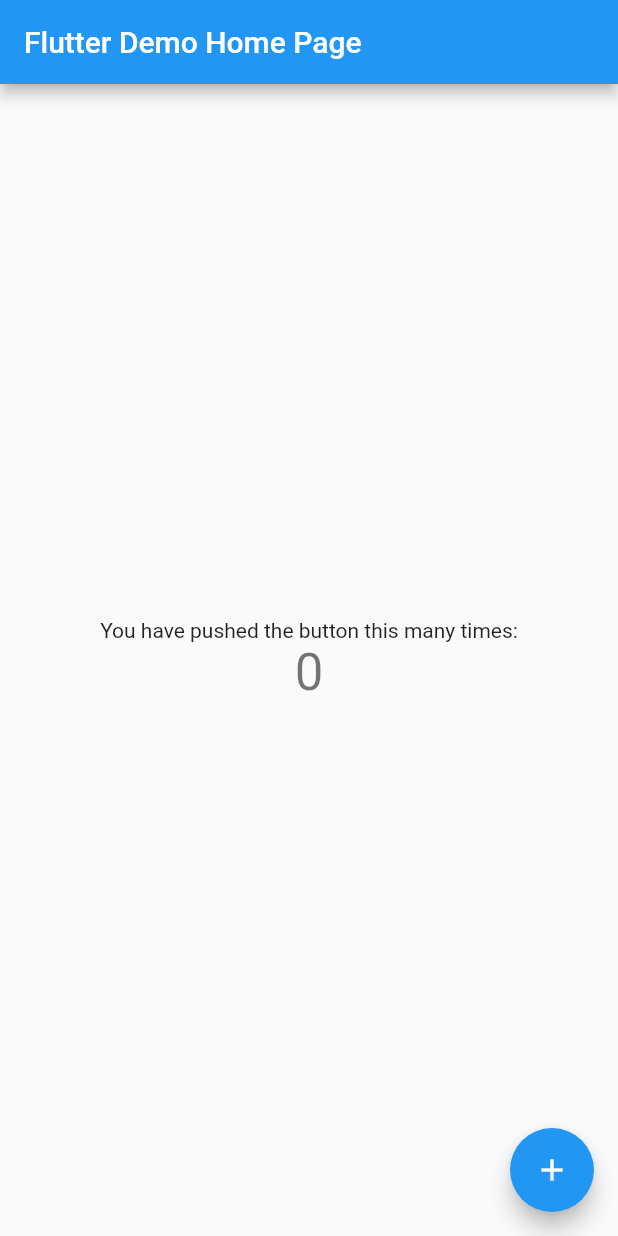
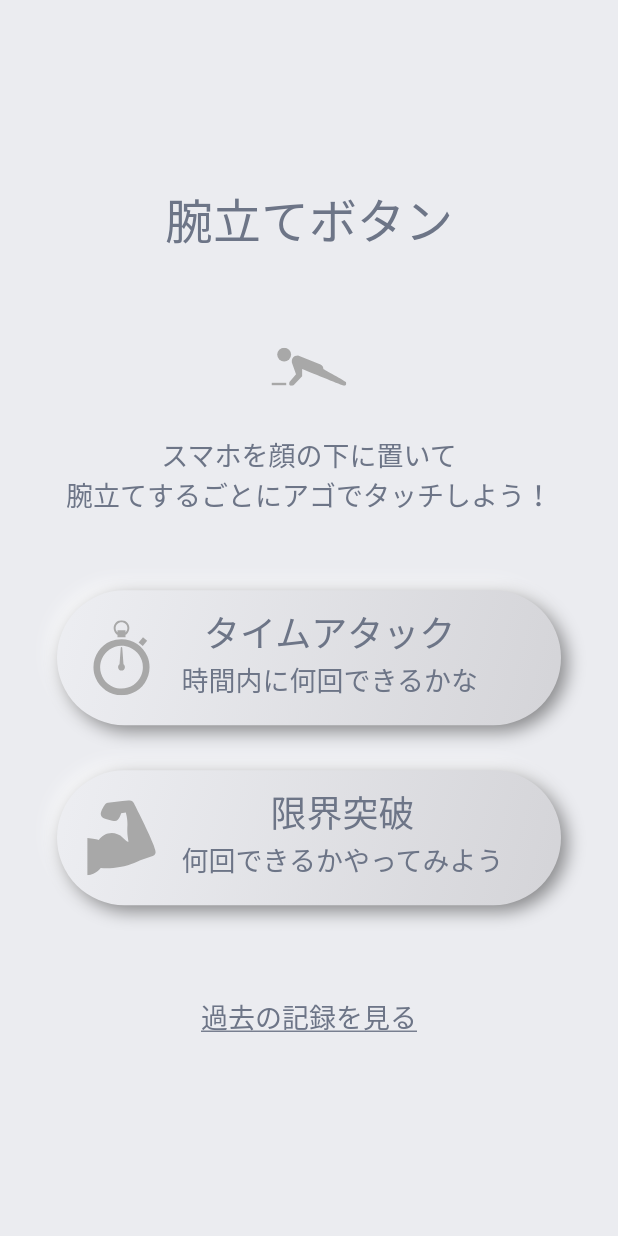
Before and after one commit to kkeeth/push-up-button, a Flutter app: the screen it shows after launch, on a phone screen of 412 x 824 dp. Run offline on Flutter 3.47's test engine with Material 2 defaults, Android fonts, the phone set to English and light mode, and no system bars; drawn by our look-alikes of flutter_neumorphic; our stand-ins replace flutter_svg.

Commit message:
feat: homepage new create

```diff
--- a/lib/main.dart
+++ b/lib/main.dart
@@ -1,4 +1,11 @@
 import 'package:flutter/material.dart';
+import 'package:flutter_neumorphic/flutter_neumorphic.dart';
+
+import 'pages/home.dart';
+import 'pages/timeAttack.dart';
+import 'pages/history.dart';
+import 'pages/breakThrough.dart';
+
 
 void main() {
   runApp(const MyApp());
@@ -10,106 +17,24 @@ class MyApp extends StatelessWidget {
   // This widget is the root of your application.
   @override
   Widget build(BuildContext context) {
-    return MaterialApp(
-      title: 'Flutter Demo',
-      theme: ThemeData(
-        // This is the theme of your application.
-        //
-        // Try running your application with "flutter run". You'll see the
-        // application has a blue toolbar. Then, without quitting the app, try
-        // changing the primarySwatch below to Colors.green and then invoke
-        // "hot reload" (press "r" in the console where you ran "flutter run",
-        // or simply save your changes to "hot reload" in a Flutter IDE).
-        // Notice that the counter didn't reset back to zero; the application
-        // is not restarted.
-        primarySwatch: Colors.blue,
-      ),
-      home: const MyHomePage(title: 'Flutter Demo Home Page'),
+    return NeumorphicApp(
+      home: HomePage(),
+      routes: <String, WidgetBuilder> {
+        '/home': (BuildContext context) => new HomePage(),
+        '/time_attack': (BuildContext context) => new TimeAttack(),
+        '/break_through': (BuildContext context) => new BreakThrough(),
+        '/history': (BuildContext context) => new History(),
+      },
+      title: '腕立てボタン',
+      themeMode: ThemeMode.light,
+      theme: NeumorphicThemeData(
+          defaultTextColor: Color.fromRGBO(109, 117, 135, 1),
+          accentColor: Color.fromRGBO(239, 78, 78, 1),
+          variantColor: Color.fromRGBO(235, 236, 240, 1),
+          baseColor: Color.fromRGBO(235, 236, 240, 1),
+          depth: 8,
+          intensity: 0.5,
+          lightSource: LightSource.topLeft),
     );
   }
 }
-
-class MyHomePage extends StatefulWidget {
-  const MyHomePage({Key? key, required this.title}) : super(key: key);
-
-  // This widget is the home page of your application. It is stateful, meaning
-  // that it has a State object (defined below) that contains fields that affect
-  // how it looks.
-
-  // This class is the configuration for the state. It holds the values (in this
-  // case the title) provided by the parent (in this case the App widget) and
-  // used by the build method of the State. Fields in a Widget subclass are
-  // always marked "final".
-
-  final String title;
-
-  @override
-  State<MyHomePage> createState() => _MyHomePageState();
-}
-
-class _MyHomePageState extends State<MyHomePage> {
-  int _counter = 0;
-
-  void _incrementCounter() {
-    setState(() {
-      // This call to setState tells the Flutter framework that something has
-      // changed in this State, which causes it to rerun the build method below
-      // so that the display can reflect the updated values. If we changed
-      // _counter without calling setState(), then the build method would not be
-      // called again, and so nothing would appear to happen.
-      _counter++;
-    });
-  }
-
-  @override
-  Widget build(BuildContext context) {
-    // This method is rerun every time setState is called, for instance as done
-    // by the _incrementCounter method above.
-    //
-    // The Flutter framework has been optimized to make rerunning build methods
-    // fast, so that you can just rebuild anything that needs updating rather
-    // than having to individually change instances of widgets.
-    return Scaffold(
-      appBar: AppBar(
-        // Here we take the value from the MyHomePage object that was created by
-        // the App.build method, and use it to set our appbar title.
-        title: Text(widget.title),
-      ),
-      body: Center(
-        // Center is a layout widget. It takes a single child and positions it
-        // in the middle of the parent.
-        child: Column(
-          // Column is also a layout widget. It takes a list of children and
-          // arranges them vertically. By default, it sizes itself to fit its
-          // children horizontally, and tries to be as tall as its parent.
-          //
-          // Invoke "debug painting" (press "p" in the console, choose the
-          // "Toggle Debug Paint" action from the Flutter Inspector in Android
-          // Studio, or the "Toggle Debug Paint" command in Visual Studio Code)
-          // to see the wireframe for each widget.
-          //
-          // Column has various properties to control how it sizes itself and
-          // how it positions its children. Here we use mainAxisAlignment to
-          // center the children vertically; the main axis here is the vertical
-          // axis because Columns are vertical (the cross axis would be
-          // horizontal).
-          mainAxisAlignment: MainAxisAlignment.center,
-          children: <Widget>[
-            const Text(
-              'You have pushed the button this many times:',
-            ),
-            Text(
-              '$_counter',
-              style: Theme.of(context).textTheme.headline4,
-            ),
-          ],
-        ),
-      ),
-      floatingActionButton: FloatingActionButton(
-        onPressed: _incrementCounter,
-        tooltip: 'Increment',
-        child: const Icon(Icons.add),
-      ), // This trailing comma makes auto-formatting nicer for build methods.
-    );
-  }
-}
--- /dev/null
+++ b/lib/pages/breakThrough.dart
@@ -0,0 +1,24 @@
+import 'package:flutter/material.dart';
+import 'package:flutter_neumorphic/flutter_neumorphic.dart';
+
+//BreakThrough
+class BreakThrough extends StatelessWidget {
+  @override
+  Widget build(BuildContext context) {
+    return new Scaffold(
+
+      body: new Container(
+        padding: new EdgeInsets.all(32.0),
+        child: new Center(
+          child: new Column(
+            children: <Widget>[
+              Text('限界突破'),
+              Text('時間を気にせず何回できるかやってみよう'),
+              RaisedButton(onPressed: () => Navigator.of(context).pop(), child: new Text('戻る'),)
+            ],
+          ),
+        ),
+      ),
+    );
+  }
+}
--- /dev/null
+++ b/lib/pages/history.dart
@@ -0,0 +1,25 @@
+import 'package:flutter/material.dart';
+import 'package:flutter_neumorphic/flutter_neumorphic.dart';
+
+//History
+class History extends StatelessWidget {
+  @override
+  Widget build(BuildContext context) {
+    return new Scaffold(
+
+      body: new Container(
+        padding: new EdgeInsets.all(32.0),
+        child: new Center(
+          child: new Column(
+            children: <Widget>[
+              Text('過去の記録'),
+              Text('タイムアタック'),
+              Text('限界突破'),
+              RaisedButton(onPressed: () => Navigator.of(context).pop(), child: new Text('戻る'),)
+            ],
+          ),
+        ),
+      ),
+    );
+  }
+}
--- /dev/null
+++ b/lib/pages/home.dart
@@ -0,0 +1,154 @@
+import 'package:flutter/material.dart';
+import 'package:flutter_svg/flutter_svg.dart';
+import 'package:flutter_neumorphic/flutter_neumorphic.dart';
+
+//home
+class HomePage extends StatelessWidget {
+  @override
+  Widget build(BuildContext context) {
+    return Scaffold(
+      backgroundColor: NeumorphicTheme.baseColor(context),
+      body: new Container(
+        padding: new EdgeInsets.all(32.0),
+        child: new Center(
+          child: new Column(
+            mainAxisSize: MainAxisSize.min,
+            children: <Widget>[
+              Container(
+                child: Text('腕立てボタン',
+                  style: TextStyle(
+                    fontSize: 32,
+                    color: NeumorphicTheme.defaultTextColor(context),
+                  ),
+                ),
+              ),
+              Container(
+                margin: EdgeInsets.only(top: 50),
+                child: SvgPicture.asset(
+                  'images/icon-push_up.svg',
+                  semanticsLabel: 'shopping',
+                  width: 50,
+                  height: 50,
+                ),
+              ),
+              Container(
+                margin: EdgeInsets.only(top: 20),
+                child:Text('スマホを顔の下に置いて\n腕立てするごとにアゴでタッチしよう！',
+                    style: TextStyle(
+                      fontSize: 18,
+                      color: NeumorphicTheme.defaultTextColor(context),
+                    ),
+                    textAlign: TextAlign.center
+                ),
+              ),
+              NeumorphicButton(
+                margin: EdgeInsets.only(top: 50),
+                child: Container(
+                  width: 300,
+                  height: 70,
+                  child: new Row(
+                    children: <Widget>[
+                      Container(
+                        child:SvgPicture.asset(
+                          'images/icon-stopwatch.svg',
+                          width: 50,
+                          height: 50,
+                        ),
+                      ),
+                      Container(
+                        margin: EdgeInsets.only(left: 15),
+                        child: new Column(
+                          children: <Widget>[
+                            Text('タイムアタック',
+                              style: TextStyle(
+                                fontSize: 24,
+                                color: NeumorphicTheme.defaultTextColor(context),
+                              ),
+                            ),
+                            Text('時間内に何回できるかな',
+                              style: TextStyle(
+                                fontSize: 18,
+                                color: NeumorphicTheme.defaultTextColor(context),
+                              ),
+                            ),
+                          ],
+                        ),
+                      ),
+                    ],
+                  ),
+                ),
+                onPressed: () => Navigator.of(context).pushNamed("/time_attack"),
+                style: NeumorphicStyle(
+                  intensity: 0.8,
+                  shape: NeumorphicShape.convex,
+                  boxShape: NeumorphicBoxShape.roundRect(BorderRadius.circular(50)),
+                  depth: 8,
+                  lightSource: LightSource.topLeft,
+                  color: NeumorphicTheme.baseColor(context),
+                ),
+              ),
+              NeumorphicButton(
+                margin: EdgeInsets.only(top: 30, bottom: 50),
+                child: Container(
+                  child: Container(
+                    width: 300,
+                    height: 70,
+                    child: new Row(
+                      children: <Widget>[
+                        Container(
+                          child:SvgPicture.asset(
+                            'images/icon-macyo.svg',
+                            width: 50,
+                            height: 50,
+                          ),
+                        ),
+                        Container(
+                          margin: EdgeInsets.only(left: 15),
+                          child: new Column(
+                            children: <Widget>[
+                              Text('限界突破',
+                                style: TextStyle(
+                                  fontSize: 24,
+                                  color: NeumorphicTheme.defaultTextColor(context),
+                                ),
+                              ),
+                              Text('何回できるかやってみよう',
+                                style: TextStyle(
+                                  fontSize: 18,
+                                  color: NeumorphicTheme.defaultTextColor(context),
+                                ),
+                              ),
+                            ],
+                          ),
+                        ),
+                      ],
+                    ),
+                  ),
+                ),
+                onPressed: () => Navigator.of(context).pushNamed("/break_through"),
+                style: NeumorphicStyle(
+                  intensity: 0.8,
+                  shape: NeumorphicShape.convex,
+                  boxShape: NeumorphicBoxShape.roundRect(BorderRadius.circular(50)),
+                  depth: 8,
+                  lightSource: LightSource.topLeft,
+                  color: NeumorphicTheme.baseColor(context),
+                ),
+              ),
+              TextButton(onPressed: () => Navigator.of(context).pushNamed("/history"),
+                child:
+                new Text('過去の記録を見る',
+                  style: TextStyle(
+                    fontSize: 18,
+                    color: NeumorphicTheme.defaultTextColor(context),
+                    decoration: TextDecoration.underline,
+                  ),
+                ),
+              ),
+            ],
+          ),
+        ),
+      ),
+    );
+  }
+}
--- /dev/null
+++ b/lib/pages/timeAttack.dart
@@ -0,0 +1,23 @@
+import 'package:flutter/material.dart';
+import 'package:flutter_neumorphic/flutter_neumorphic.dart';
+
+//TimeAttack
+class TimeAttack extends StatelessWidget {
+  @override
+  Widget build(BuildContext context) {
+    return new Scaffold(
+      body: new Container(
+        padding: new EdgeInsets.all(32.0),
+        child: new Center(
+          child: new Column(
+            children: <Widget>[
+              Text('タイムアタック'),
+              Text('時間内に腕立て伏せを何回できるかな'),
+              RaisedButton(onPressed: () => Navigator.of(context).pop(), child: new Text('戻る'),)
+            ],
+          ),
+        ),
+      ),
+    );
+  }
+}
```
Also changed, not shown: pubspec.yaml (+4 -3 lines), images/icon-macyo.svg (added), images/icon-push_up.svg (added), images/icon-stopwatch.svg (added), pubspec.lock, 3 other files.
